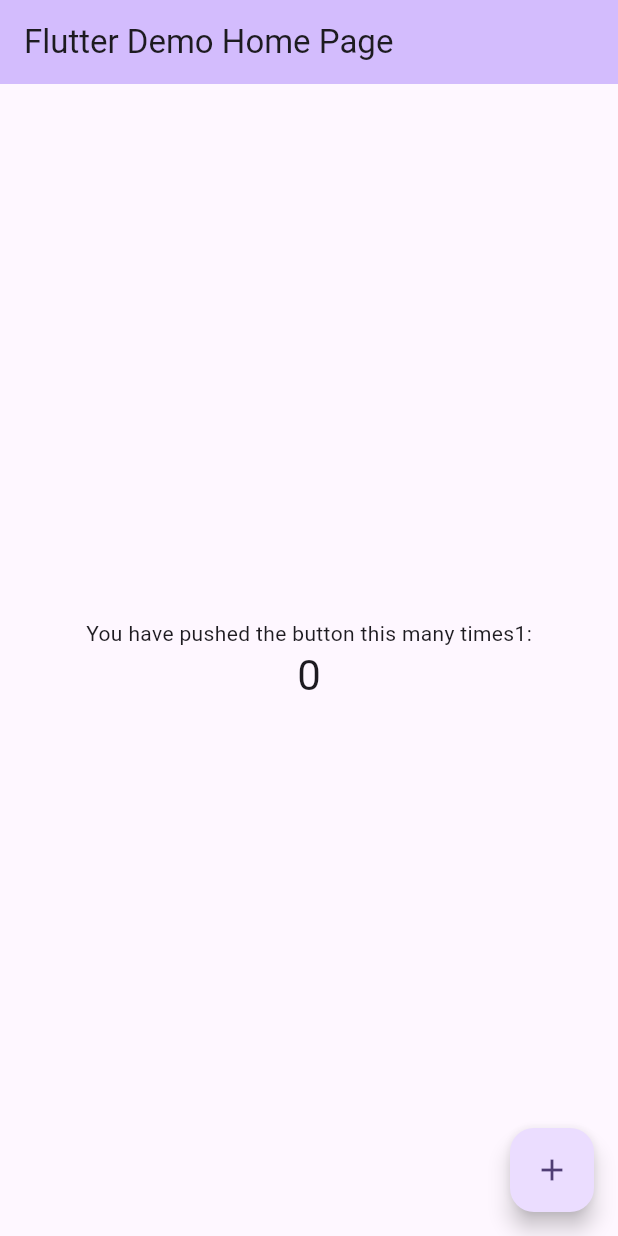
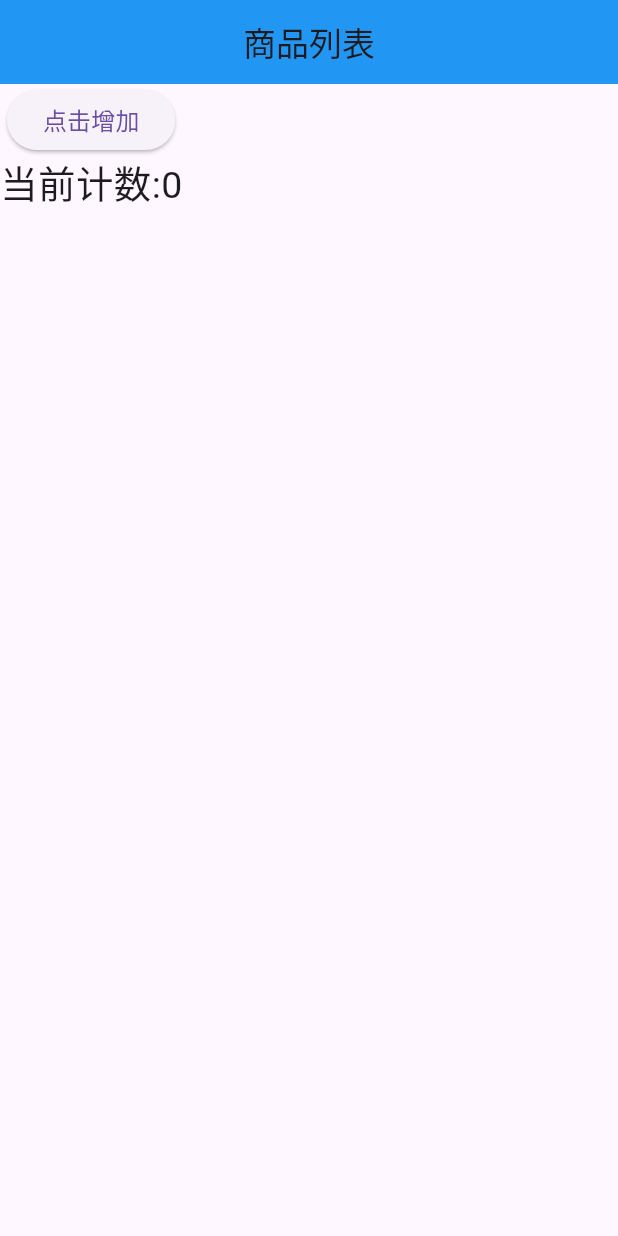
Before and after one commit to kangle888/flutter_learning, a Flutter app: the screen it shows after launch, on a phone screen of 412 x 824 dp. Run offline on Flutter 3.47's test engine with Material 3 defaults, Android fonts, the phone set to English and light mode, and no system bars; our stand-ins replace logger.

Commit message:
update : 学习less和ful的widgit

```diff
--- a/flutter_application_1/lib/main.dart
+++ b/flutter_application_1/lib/main.dart
@@ -1,4 +1,5 @@
 import 'package:flutter/material.dart';
+import 'package:logger/logger.dart';
 
 void main() {
   runApp(const MyApp());
@@ -6,63 +7,150 @@ void main() {
 
 class MyApp extends StatelessWidget {
   const MyApp({super.key});
-  // This widget is the root of your application.
   @override
   Widget build(BuildContext context) {
-    return MaterialApp(
-      title: 'Flutter Demo',
-      theme: ThemeData(
-        colorScheme: ColorScheme.fromSeed(seedColor: Colors.deepPurple),
-        useMaterial3: true,
-      ),
-      home: const MyHomePage(title: 'Flutter Demo Home Page'),
+    return const MaterialApp(
+      home: MyHomePage(),
     );
   }
 }
 
-class MyHomePage extends StatefulWidget {
-  const MyHomePage({super.key, required this.title});
-  final String title;
-
-  @override
-  State<MyHomePage> createState() => _MyHomePageState();
-}
-
-class _MyHomePageState extends State<MyHomePage> {
-  int _counter = 0;
-
-  void _incrementCounter() {
-    setState(() {
-      _counter++;
-    });
-  }
+class MyHomePage extends StatelessWidget {
+  const MyHomePage({super.key});
 
   @override
   Widget build(BuildContext context) {
     return Scaffold(
       appBar: AppBar(
-        backgroundColor: Theme.of(context).colorScheme.inversePrimary,
-        title: Text(widget.title),
+        title: const Text('商品列表'),
+        centerTitle: true,
+        backgroundColor: Colors.blue,
       ),
-      body: Center(
-        child: Column(
-          mainAxisAlignment: MainAxisAlignment.center,
-          children: <Widget>[
-            const Text(
-              'You have pushed the button this many times1:',
-            ),
-            Text(
-              '$_counter',
-              style: Theme.of(context).textTheme.headlineMedium,
-            ),
-          ],
-        ),
-      ),
-      floatingActionButton: FloatingActionButton(
-        onPressed: _incrementCounter,
-        tooltip: 'Increment',
-        child: const Icon(Icons.add),
-      ),
+      body: const HYHomeContent(), // 渲染 HYHomeContent 组件
     );
   }
 }
+
+// class HYHomeContent extends StatefulWidget {
+//   final String message = 'Hello World';
+//   const HYHomeContent({super.key});
+
+//   @override
+//   State<StatefulWidget> createState() => HYHomeContentState();
+// }
+
+// class HYHomeContentState extends State<HYHomeContent> {
+//   int _counter = 0;
+//   @override
+//   Widget build(BuildContext context) {
+//     return Center(
+//       child: Column(
+//         mainAxisAlignment: MainAxisAlignment.center,
+//         children: <Widget>[
+//           _getButtons(),
+//           Text('当前计数:$_counter', style: const TextStyle(fontSize: 25)),
+//           // 传递的信息 widget.message
+//           Text('传递的信息:${widget.message}', style: const TextStyle(fontSize: 25))
+//         ],
+//       ),
+//     ); // 返回一个空容器
+//   }
+
+//   Widget _getButtons() {
+//     return Row(
+//       mainAxisAlignment: MainAxisAlignment.center,
+//       children: <Widget>[
+//         ElevatedButton(
+//           onPressed: () {
+//             logger.i('按钮被点击');
+//             setState(() {
+//               _counter++;
+//             });
+//           },
+//           child: const Text(
+//             '点击增加',
+//             style: TextStyle(fontSize: 16),
+//           ),
+//         ),
+//         ElevatedButton(
+//           onPressed: () {
+//             logger.i('按钮被点击');
+//             setState(() {
+//               _counter--;
+//             });
+//           },
+//           child: const Text(
+//             '点击减少',
+//             style: TextStyle(fontSize: 16),
+//           ),
+//         ),
+//       ],
+//     );
+//   }
+// }
+
+var logger = Logger();
+
+// statefullwidget 生命周期
+class HYHomeContent extends StatefulWidget {
+  const HYHomeContent({super.key});
+
+  @override
+  State<StatefulWidget> createState() => _MyWidgetState();
+}
+
+class _MyWidgetState extends State<HYHomeContent> {
+  int _counter = 0;
+  @override
+  void initState() {
+    // 初始化状态 必须调用 super
+    super.initState();
+    logger.i('initState');
+  }
+
+  @override
+  void didChangeDependencies() {
+    super.didChangeDependencies();
+    logger.i('didChangeDependencies() called');
+  }
+
+  @override
+  Widget build(BuildContext context) {
+    logger.i('build() called');
+    return Column(
+      children: <Widget>[
+        ElevatedButton(
+          onPressed: () {
+            logger.i('按钮被点击');
+            setState(() {
+              _counter++;
+            });
+          },
+          child: const Text(
+            '点击增加',
+            style: TextStyle(fontSize: 16),
+          ),
+        ),
+        Text('当前计数:$_counter', style: const TextStyle(fontSize: 25)),
+      ],
+    );
+  }
+
+  @override
+  void didUpdateWidget(covariant HYHomeContent oldWidget) {
+    super.didUpdateWidget(oldWidget);
+    logger.i('更新了吗');
+  }
+
+  @override
+  void deactivate() {
+    super.deactivate();
+    logger.i('deactivate() called');
+  }
+
+  @override
+  void dispose() {
+    super.dispose();
+    logger.i('dispose() called');
+  }
+}
--- a/flutter_application_1/pubspec.yaml
+++ b/flutter_application_1/pubspec.yaml
@@ -2,7 +2,7 @@ name: flutter_application_1
 description: "A new Flutter project."
 # The following line prevents the package from being accidentally published to
 # pub.dev using `flutter pub publish`. This is preferred for private packages.
-publish_to: 'none' # Remove this line if you wish to publish to pub.dev
+publish_to: "none" # Remove this line if you wish to publish to pub.dev
 
 # The following defines the version and build number for your application.
 # A version number is three numbers separated by dots, like 1.2.43
@@ -31,10 +31,10 @@ dependencies:
   flutter:
     sdk: flutter
 
-
   # The following adds the Cupertino Icons font to your application.
   # Use with the CupertinoIcons class for iOS style icons.
   cupertino_icons: ^1.0.8
+  logger: ^1.1.0
 
 dev_dependencies:
   flutter_test:
@@ -52,7 +52,6 @@ dev_dependencies:
 
 # The following section is specific to Flutter packages.
 flutter:
-
   # The following line ensures that the Material Icons font is
   # included with your application, so that you can use the icons in
   # the material Icons class.
```
Also changed, not shown: flutter_application_1/lib/demo/main.dart (added, +97 -0 lines), flutter_application_1/pubspec.lock.
